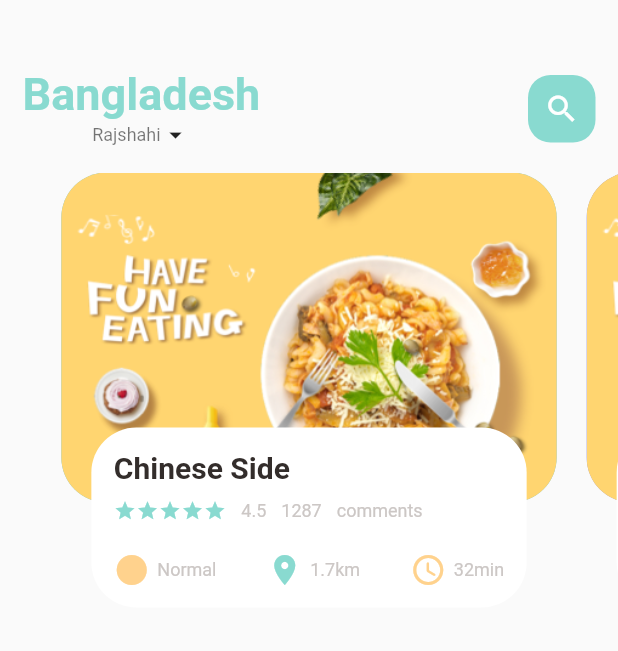
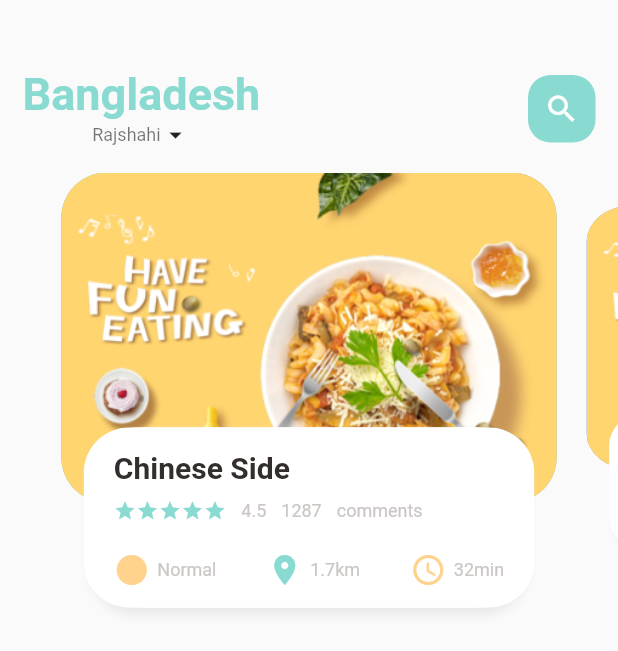
Before and after one commit to yousufCse/food_delivery, a Flutter app: the screen it shows after launch, on a phone screen of 412 x 824 dp. Shown: the top 651 px of the screen. Run offline on Flutter 3.47's test engine with Material 2 defaults, Android fonts, the phone set to English and light mode, and no system bars.

```diff
--- a/lib/features/home/widgets/food_page_body.dart
+++ b/lib/features/home/widgets/food_page_body.dart
@@ -14,6 +14,26 @@ class FoodPageBody extends StatefulWidget {
 
 class _FoodPageBodyState extends State<FoodPageBody> {
   PageController pageController = PageController(viewportFraction: 0.85);
+  var _currentPageValue = 0.0;
+  double _scaleFactor = 0.8;
+  double _height = 220;
+
+  @override
+  void initState() {
+    super.initState();
+    pageController.addListener(() {
+      setState(() {
+        _currentPageValue = pageController.page!;
+      });
+    });
+  }
+
+  @override
+  void dispose() {
+    super.dispose();
+    pageController.dispose();
+  }
+
   @override
   Widget build(BuildContext context) {
     return Container(
@@ -28,10 +48,35 @@ class _FoodPageBodyState extends State<FoodPageBody> {
   }
 
   Widget _buildPageItem(int index) {
-    return Stack(
+    Matrix4 matrix = Matrix4.identity();
+    if (index == _currentPageValue.floor()) {
+      var currentScale = 1 - (_currentPageValue - index) * (1 - _scaleFactor);
+      var currentTrans = _height * (1 - currentScale) / 2;
+      matrix = Matrix4.diagonal3Values(1, currentScale, 1)
+        ..setTranslationRaw(0, currentTrans, 0);
+    } else if (index == _currentPageValue.floor() + 1) {
+      var currentScale =
+          _scaleFactor + (_currentPageValue - index + 1) * (1 - _scaleFactor);
+      var currentTrans = _height * (1 - currentScale) / 2;
+      matrix = Matrix4.diagonal3Values(1, currentScale, 1)
+        ..setTranslationRaw(0, currentTrans, 0);
+    } else if (index == _currentPageValue.floor() - 1) {
+      var currentScale = 1 - (_currentPageValue - index) * (1 - _scaleFactor);
+      var currentTrans = _height * (1 - currentScale) / 2;
+      matrix = Matrix4.diagonal3Values(1, currentScale, 1)
+        ..setTranslationRaw(0, currentTrans, 0);
+    } else {
+      var currentScale = 0.8;
+      matrix = Matrix4.diagonal3Values(1, currentScale, 1)
+        ..setTranslationRaw(1, _height * (1 - _scaleFactor) / 2, 1);
+    }
+
+    return Transform(
+      transform: matrix,
+      child: Stack(
         children: [
           Container(
-          height: 220,
+            height: _height,
             width: SizeConfig.screenWidth,
             margin: const EdgeInsets.only(left: 10, right: 10),
             decoration: BoxDecoration(
@@ -51,6 +96,21 @@ class _FoodPageBodyState extends State<FoodPageBody> {
               margin: const EdgeInsets.only(left: 30, right: 30, bottom: 30),
               decoration: BoxDecoration(
                 borderRadius: BorderRadius.circular(30),
+                boxShadow: const [
+                  BoxShadow(
+                    color: Color(0xFFe8e8e8),
+                    blurRadius: 5.0,
+                    offset: Offset(0, 5),
+                  ),
+                  BoxShadow(
+                    color: Colors.white,
+                    offset: Offset(-5, 0),
+                  ),
+                  BoxShadow(
+                    color: Colors.white,
+                    offset: Offset(5, 0),
+                  ),
+                ],
                 color: Colors.white,
               ),
               child: Container(
@@ -107,6 +167,7 @@ class _FoodPageBodyState extends State<FoodPageBody> {
             ),
           ),
         ],
+      ),
     );
   }
 }
```
Lines whose indentation alone changed are shown as unchanged.
